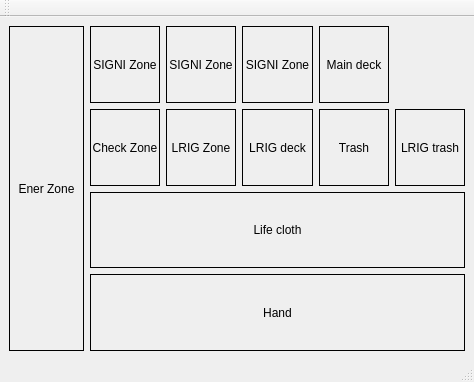
First picture: the form in Wixoss/mainwindow.ui, repository Bato-Ruu/wixoss, before the edit.
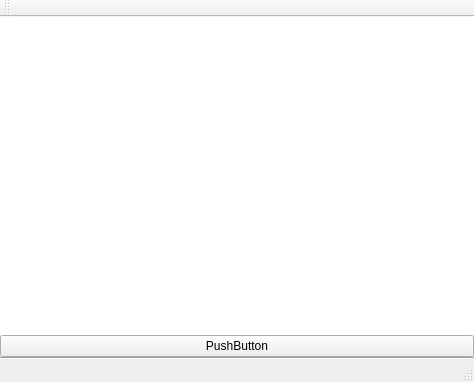
Second picture: the form after the edit. Custom widgets are drawn as their Qt base class.

Commit message: Added more model, (Stacks) Layout parsing, basic card placement and scaling.

The edit to the form file:
```diff
--- a/Wixoss/mainwindow.ui
+++ b/Wixoss/mainwindow.ui
@@ -13,267 +13,52 @@
   <property name="windowTitle">
    <string>MainWindow</string>
   </property>
-  <widget class="QWidget" name="centralWidget">
-   <layout class="QHBoxLayout" name="horizontalLayout_2">
+  <widget class="ContainerWidget" name="centralWidget">
+   <layout class="QVBoxLayout" name="verticalLayout_2">
+    <property name="spacing">
+     <number>0</number>
+    </property>
+    <property name="leftMargin">
+     <number>0</number>
+    </property>
+    <property name="topMargin">
+     <number>0</number>
+    </property>
+    <property name="rightMargin">
+     <number>0</number>
+    </property>
+    <property name="bottomMargin">
+     <number>0</number>
+    </property>
     <item>
-     <layout class="QHBoxLayout" name="horizontalLayout" stretch="1,5">
-      <item>
-       <widget class="QLabel" name="enerZone">
-        <property name="sizePolicy">
-         <sizepolicy hsizetype="Preferred" vsizetype="Preferred">
-          <horstretch>0</horstretch>
-          <verstretch>0</verstretch>
-         </sizepolicy>
-        </property>
-        <property name="frameShape">
-         <enum>QFrame::Box</enum>
-        </property>
-        <property name="text">
-         <string>Ener Zone</string>
-        </property>
-        <property name="alignment">
-         <set>Qt::AlignCenter</set>
-        </property>
-       </widget>
-      </item>
-      <item>
-       <layout class="QVBoxLayout" name="verticalLayout" stretch="0,0,0,0">
-        <item>
-         <layout class="QHBoxLayout" name="horizontalLayout_5">
-          <item>
-           <widget class="QLabel" name="signi1Zone">
-            <property name="sizePolicy">
-             <sizepolicy hsizetype="Preferred" vsizetype="Preferred">
-              <horstretch>1</horstretch>
-              <verstretch>0</verstretch>
-             </sizepolicy>
-            </property>
-            <property name="frameShape">
-             <enum>QFrame::Box</enum>
-            </property>
-            <property name="text">
-             <string>SIGNI Zone</string>
-            </property>
-            <property name="alignment">
-             <set>Qt::AlignCenter</set>
-            </property>
-           </widget>
-          </item>
-          <item>
-           <widget class="QLabel" name="signi2Zone">
-            <property name="sizePolicy">
-             <sizepolicy hsizetype="Preferred" vsizetype="Preferred">
-              <horstretch>1</horstretch>
-              <verstretch>0</verstretch>
-             </sizepolicy>
-            </property>
-            <property name="frameShape">
-             <enum>QFrame::Box</enum>
-            </property>
-            <property name="text">
-             <string>SIGNI Zone</string>
-            </property>
-            <property name="alignment">
-             <set>Qt::AlignCenter</set>
-            </property>
-           </widget>
-          </item>
-          <item>
-           <widget class="QLabel" name="signi3Zone">
-            <property name="sizePolicy">
-             <sizepolicy hsizetype="Preferred" vsizetype="Preferred">
-              <horstretch>1</horstretch>
-              <verstretch>0</verstretch>
-             </sizepolicy>
-            </property>
-            <property name="frameShape">
-             <enum>QFrame::Box</enum>
-            </property>
-            <property name="text">
-             <string>SIGNI Zone</string>
-            </property>
-            <property name="alignment">
-             <set>Qt::AlignCenter</set>
-            </property>
-           </widget>
-          </item>
-          <item>
-           <widget class="QLabel" name="mainDeck">
-            <property name="sizePolicy">
-             <sizepolicy hsizetype="Preferred" vsizetype="Preferred">
-              <horstretch>1</horstretch>
-              <verstretch>0</verstretch>
-             </sizepolicy>
-            </property>
-            <property name="frameShape">
-             <enum>QFrame::Box</enum>
-            </property>
-            <property name="text">
-             <string>Main deck</string>
-            </property>
-            <property name="alignment">
-             <set>Qt::AlignCenter</set>
-            </property>
-           </widget>
-          </item>
-          <item>
-           <widget class="QLabel" name="graphicsView">
-            <property name="enabled">
-             <bool>false</bool>
-            </property>
-            <property name="sizePolicy">
-             <sizepolicy hsizetype="Preferred" vsizetype="Preferred">
-              <horstretch>1</horstretch>
-              <verstretch>0</verstretch>
-             </sizepolicy>
-            </property>
-            <property name="frameShape">
-             <enum>QFrame::NoFrame</enum>
-            </property>
-           </widget>
-          </item>
-         </layout>
-        </item>
-        <item>
-         <layout class="QHBoxLayout" name="horizontalLayout_4">
-          <item>
-           <widget class="QLabel" name="checkZone">
-            <property name="sizePolicy">
-             <sizepolicy hsizetype="Preferred" vsizetype="Preferred">
-              <horstretch>1</horstretch>
-              <verstretch>0</verstretch>
-             </sizepolicy>
-            </property>
-            <property name="frameShape">
-             <enum>QFrame::Box</enum>
-            </property>
-            <property name="text">
-             <string>Check Zone</string>
-            </property>
-            <property name="alignment">
-             <set>Qt::AlignCenter</set>
-            </property>
-           </widget>
-          </item>
-          <item>
-           <widget class="QLabel" name="lrigZone">
-            <property name="sizePolicy">
-             <sizepolicy hsizetype="Preferred" vsizetype="Preferred">
-              <horstretch>1</horstretch>
-              <verstretch>0</verstretch>
-             </sizepolicy>
-            </property>
-            <property name="frameShape">
-             <enum>QFrame::Box</enum>
-            </property>
-            <property name="text">
-             <string>LRIG Zone</string>
-            </property>
-            <property name="alignment">
-             <set>Qt::AlignCenter</set>
-            </property>
-           </widget>
-          </item>
-          <item>
-           <widget class="QLabel" name="lrigDeck">
-            <property name="sizePolicy">
-             <sizepolicy hsizetype="Preferred" vsizetype="Preferred">
-              <horstretch>1</horstretch>
-              <verstretch>0</verstretch>
-             </sizepolicy>
-            </property>
-            <property name="frameShape">
-             <enum>QFrame::Box</enum>
-            </property>
-            <property name="text">
-             <string>LRIG deck</string>
-            </property>
-            <property name="alignment">
-             <set>Qt::AlignCenter</set>
-            </property>
-           </widget>
-          </item>
-          <item>
-           <widget class="QLabel" name="trash">
-            <property name="sizePolicy">
-             <sizepolicy hsizetype="Preferred" vsizetype="Preferred">
-              <horstretch>1</horstretch>
-              <verstretch>0</verstretch>
-             </sizepolicy>
-            </property>
-            <property name="frameShape">
-             <enum>QFrame::Box</enum>
-            </property>
-            <property name="text">
-             <string>Trash</string>
-            </property>
-            <property name="alignment">
-             <set>Qt::AlignCenter</set>
-            </property>
-           </widget>
-          </item>
-          <item>
-           <widget class="QLabel" name="lrigTrash">
-            <property name="sizePolicy">
-             <sizepolicy hsizetype="Preferred" vsizetype="Preferred">
-              <horstretch>1</horstretch>
-              <verstretch>0</verstretch>
-             </sizepolicy>
-            </property>
-            <property name="frameShape">
-             <enum>QFrame::Box</enum>
-            </property>
-            <property name="text">
-             <string>LRIG trash</string>
-            </property>
-            <property name="alignment">
-             <set>Qt::AlignCenter</set>
-            </property>
-           </widget>
-          </item>
-         </layout>
-        </item>
-        <item>
-         <widget class="QLabel" name="lifeCloth">
-          <property name="sizePolicy">
-           <sizepolicy hsizetype="Preferred" vsizetype="Preferred">
-            <horstretch>5</horstretch>
-            <verstretch>0</verstretch>
-           </sizepolicy>
-          </property>
-          <property name="frameShape">
-           <enum>QFrame::Box</enum>
-          </property>
-          <property name="text">
-           <string>Life cloth</string>
-          </property>
-          <property name="alignment">
-           <set>Qt::AlignCenter</set>
-          </property>
-         </widget>
-        </item>
-        <item>
-         <widget class="QLabel" name="hand">
-          <property name="sizePolicy">
-           <sizepolicy hsizetype="Preferred" vsizetype="Preferred">
-            <horstretch>5</horstretch>
-            <verstretch>0</verstretch>
-           </sizepolicy>
-          </property>
-          <property name="frameShape">
-           <enum>QFrame::Box</enum>
-          </property>
-          <property name="text">
-           <string>Hand</string>
-          </property>
-          <property name="alignment">
-           <set>Qt::AlignCenter</set>
-          </property>
-         </widget>
-        </item>
-       </layout>
-      </item>
-     </layout>
+     <widget class="QGraphicsView" name="playAreaCanvas">
+      <property name="frameShape">
+       <enum>QFrame::NoFrame</enum>
+      </property>
+      <property name="frameShadow">
+       <enum>QFrame::Plain</enum>
+      </property>
+      <property name="lineWidth">
+       <number>0</number>
+      </property>
+      <property name="alignment">
+       <set>Qt::AlignLeading|Qt::AlignLeft|Qt::AlignTop</set>
+      </property>
+     </widget>
+    </item>
+    <item>
+     <widget class="QPushButton" name="pushButton">
+      <property name="text">
+       <string>PushButton</string>
+      </property>
+     </widget>
+    </item>
+    <item>
+     <widget class="Line" name="separator">
+      <property name="orientation">
+       <enum>Qt::Horizontal</enum>
+      </property>
+     </widget>
     </item>
    </layout>
   </widget>
@@ -297,6 +82,14 @@
   </widget>
   <widget class="QStatusBar" name="statusBar"/>
  </widget>
+ <customwidgets>
+  <customwidget>
+   <class>ContainerWidget</class>
+   <extends>QWidget</extends>
+   <header>containerwidget.h</header>
+   <container>1</container>
+  </customwidget>
+ </customwidgets>
  <resources/>
  <connections/>
 </ui>
```
The commit also changes 14 other files.
